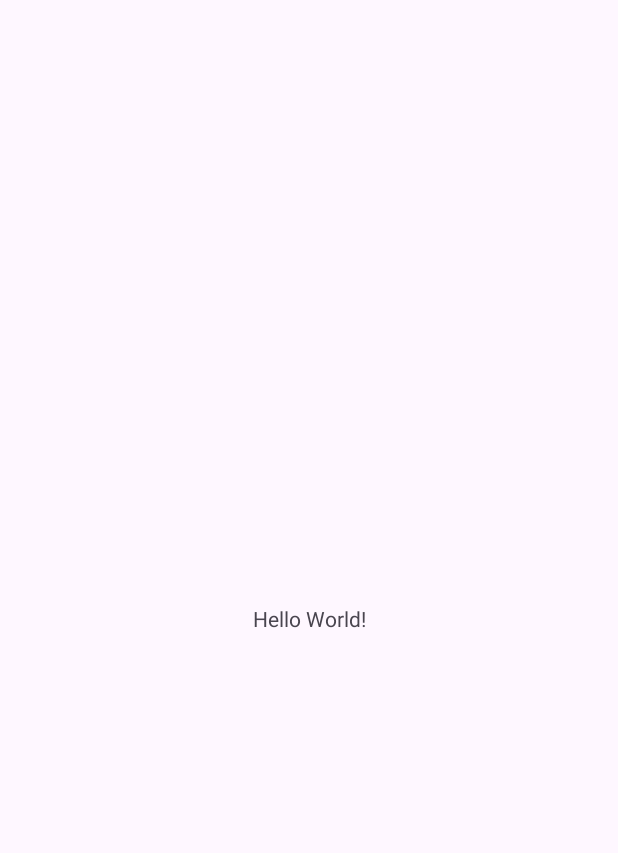
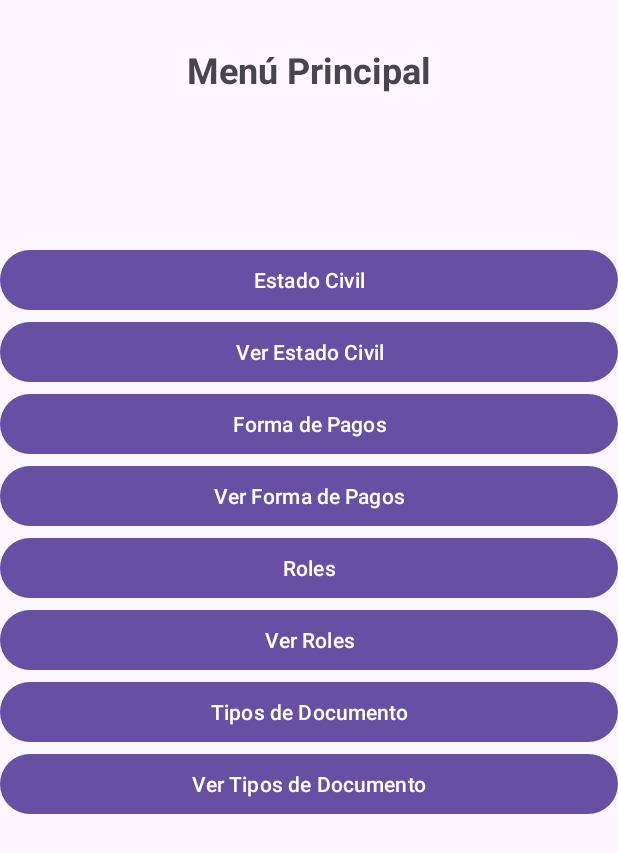
Before and after one commit to Parcival258/Previmed_V0.2, an Android app: the screen it shows after launch (MainActivity), on a phone screen of 412 x 824 dp. Before the commit the part shown is almost empty. Shown: the top 853 px of the screen. Run offline under Robolectric (Android 15) with nearby library versions, the phone set to English and light mode, and no system bars.

Commit message:
menu pricipal (layout)

```diff
--- a/app/src/main/res/layout/activity_main.xml
+++ b/app/src/main/res/layout/activity_main.xml
@@ -1,19 +1,75 @@
 <?xml version="1.0" encoding="utf-8"?>
-<androidx.constraintlayout.widget.ConstraintLayout xmlns:android="http://schemas.android.com/apk/res/android"
+<LinearLayout xmlns:android="http://schemas.android.com/apk/res/android"
     xmlns:app="http://schemas.android.com/apk/res-auto"
     xmlns:tools="http://schemas.android.com/tools"
     android:id="@+id/main"
     android:layout_width="match_parent"
     android:layout_height="match_parent"
+    android:orientation="vertical"
     tools:context=".MainActivity">
 
-    <TextView
-        android:layout_width="wrap_content"
+    <LinearLayout
+        android:layout_width="match_parent"
         android:layout_height="wrap_content"
-        android:text="Hello World!"
-        app:layout_constraintBottom_toBottomOf="parent"
-        app:layout_constraintEnd_toEndOf="parent"
-        app:layout_constraintStart_toStartOf="parent"
-        app:layout_constraintTop_toTopOf="parent" />
+        android:orientation="vertical"
+        android:layout_marginTop="30dp"
+        android:gravity="center">
 
-</androidx.constraintlayout.widget.ConstraintLayout>
+        <TextView
+            android:layout_width="wrap_content"
+            android:layout_height="wrap_content"
+            android:text="Menú Principal"
+            android:textSize="24sp"
+            android:textStyle="bold"
+            android:layout_marginBottom="100dp"/>
+
+        <Button
+            android:id="@+id/btn_estado_civil"
+            android:layout_width="match_parent"
+            android:layout_height="wrap_content"
+            android:text="Estado Civil" />
+
+        <Button
+            android:id="@+id/btn_estado_civil_ver"
+            android:layout_width="match_parent"
+            android:layout_height="wrap_content"
+            android:text="Ver Estado Civil" />
+
+        <Button
+            android:id="@+id/btn_forma_pagos"
+            android:layout_width="match_parent"
+            android:layout_height="wrap_content"
+            android:text="Forma de Pagos" />
+
+        <Button
+            android:id="@+id/btn_forma_pagos_ver"
+            android:layout_width="match_parent"
+            android:layout_height="wrap_content"
+            android:text="Ver Forma de Pagos" />
+
+        <Button
+            android:id="@+id/btn_roles"
+            android:layout_width="match_parent"
+            android:layout_height="wrap_content"
+            android:text="Roles" />
+
+        <Button
+            android:id="@+id/btn_roles_ver"
+            android:layout_width="match_parent"
+            android:layout_height="wrap_content"
+            android:text="Ver Roles" />
+
+        <Button
+            android:id="@+id/btn_tipos_documento"
+            android:layout_width="match_parent"
+            android:layout_height="wrap_content"
+            android:text="Tipos de Documento" />
+
+        <Button
+            android:id="@+id/btn_tipos_documento_ver"
+            android:layout_width="match_parent"
+            android:layout_height="wrap_content"
+            android:text="Ver Tipos de Documento" />
+
+    </LinearLayout>
+</LinearLayout>
```
